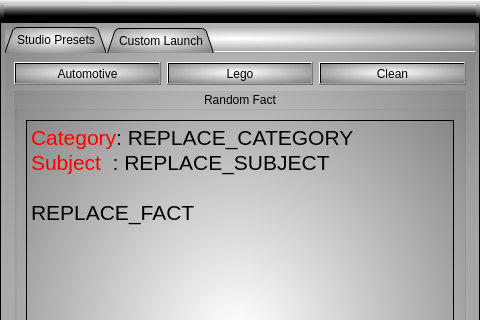
Before: the Qt Designer form UI/main.ui in SGSMarkNA/Software_Launcher, drawn with Qt 5; both pictures show x 0 to 480 and y 0 to 320 of the 480 by 646 pixel window.
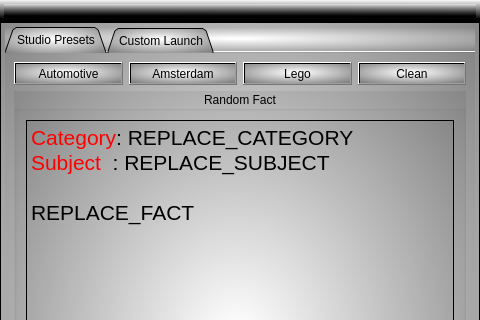
After: the same form once the commit is applied. Icons and pictures are not drawn. Custom widgets are drawn as their Qt base class.

Commit message: Added New Amsterdam button, clean up redundant code with function Clear_Legacy_Enviorment

Diff of the .ui file:
```diff
--- a/UI/main.ui
+++ b/UI/main.ui
@@ -150,20 +150,7 @@
             <layout class="QVBoxLayout" name="verticalLayout_6">
              <item>
               <layout class="QGridLayout" name="gridLayout">
-               <item row="0" column="2">
-                <widget class="QPushButton" name="CleanButton">
-                 <property name="sizePolicy">
-                  <sizepolicy hsizetype="Minimum" vsizetype="Fixed">
-                   <horstretch>0</horstretch>
-                   <verstretch>0</verstretch>
-                  </sizepolicy>
-                 </property>
-                 <property name="text">
-                  <string>Clean</string>
-                 </property>
-                </widget>
-               </item>
-               <item row="0" column="0">
+               <item row="0" column="1">
                 <widget class="QPushButton" name="AutomotiveButton">
                  <property name="sizePolicy">
                   <sizepolicy hsizetype="Minimum" vsizetype="Fixed">
@@ -176,7 +163,20 @@
                  </property>
                 </widget>
                </item>
-               <item row="0" column="1">
+               <item row="0" column="4">
+                <widget class="QPushButton" name="CleanButton">
+                 <property name="sizePolicy">
+                  <sizepolicy hsizetype="Minimum" vsizetype="Fixed">
+                   <horstretch>0</horstretch>
+                   <verstretch>0</verstretch>
+                  </sizepolicy>
+                 </property>
+                 <property name="text">
+                  <string>Clean</string>
+                 </property>
+                </widget>
+               </item>
+               <item row="0" column="3">
                 <widget class="QPushButton" name="LegoButton">
                  <property name="sizePolicy">
                   <sizepolicy hsizetype="Minimum" vsizetype="Fixed">
@@ -189,6 +189,19 @@
                  </property>
                 </widget>
                </item>
+               <item row="0" column="2">
+                <widget class="QPushButton" name="AmsterdamButton">
+                 <property name="sizePolicy">
+                  <sizepolicy hsizetype="Minimum" vsizetype="Fixed">
+                   <horstretch>0</horstretch>
+                   <verstretch>0</verstretch>
+                  </sizepolicy>
+                 </property>
+                 <property name="text">
+                  <string>Amsterdam</string>
+                 </property>
+                </widget>
+               </item>
               </layout>
              </item>
              <item>
```
Left out of the diff: 10 changed lines with no effect on the pictures. The commit also changes 1 other file.
